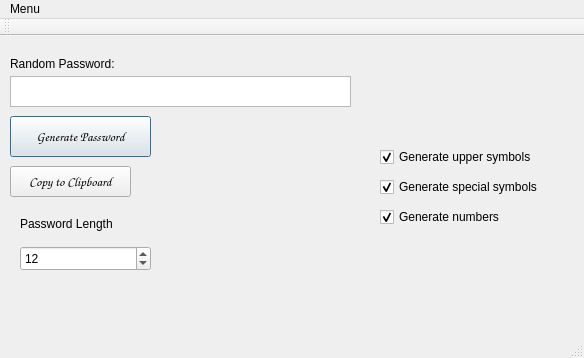
damian-u-dev/Password-Generator, file mainform.ui: the form before one commit.
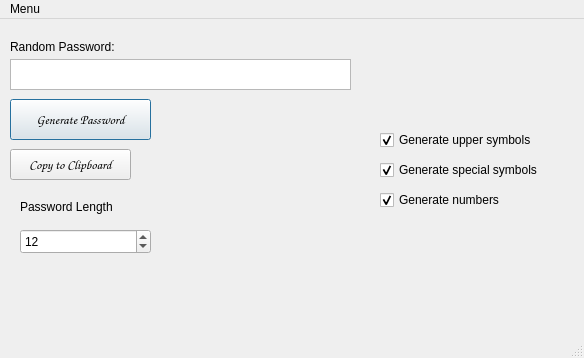
The form after the commit. Icons and pictures are not drawn.

Patch:
```diff
--- a/mainform.ui
+++ b/mainform.ui
@@ -259,26 +259,6 @@
    <addaction name="menuMenu"/>
   </widget>
   <widget class="QStatusBar" name="statusbar"/>
-  <widget class="QToolBar" name="toolBar">
-   <property name="font">
-    <font>
-     <italic>false</italic>
-     <bold>false</bold>
-     <underline>false</underline>
-     <strikeout>false</strikeout>
-     <kerning>true</kerning>
-    </font>
-   </property>
-   <property name="windowTitle">
-    <string>toolBar</string>
-   </property>
-   <attribute name="toolBarArea">
-    <enum>TopToolBarArea</enum>
-   </attribute>
-   <attribute name="toolBarBreak">
-    <bool>false</bool>
-   </attribute>
-  </widget>
   <action name="copyAfterGeneration_Menu">
    <property name="checkable">
     <bool>true</bool>
```
Left out of the diff: 2 changed lines with no effect on the pictures.
